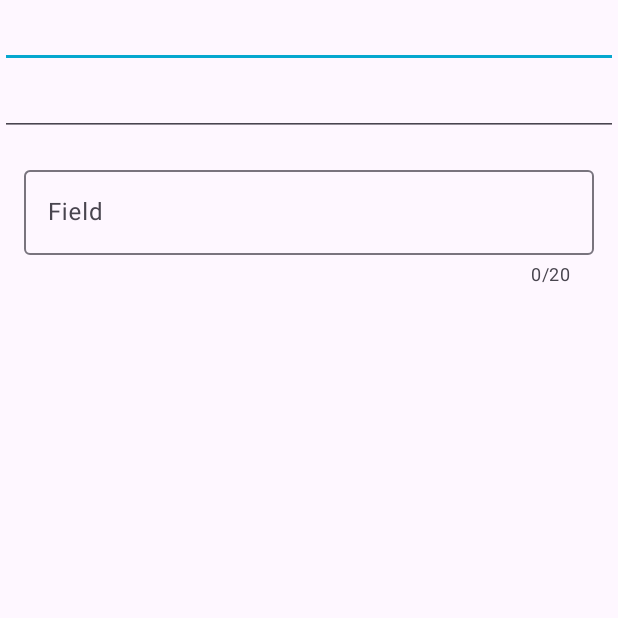
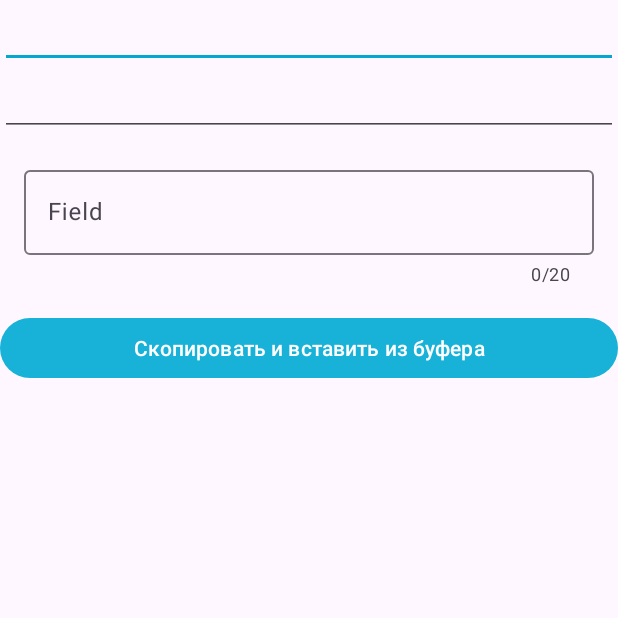
Before and after one commit to Igoryan94/Film-search, an Android app: the InputTestActivity screen opened directly, with no data from a screen before it, on a phone screen of 412 x 824 dp, the top half of it. Run offline under Robolectric (Android 15) with nearby library versions, the light colour scheme and no system bars.

Commit message:
InputTestActivity.kt: task 27.6.1

```diff
--- a/app/src/main/res/layout/activity_input_test.xml
+++ b/app/src/main/res/layout/activity_input_test.xml
@@ -28,6 +28,7 @@
         app:layout_constraintTop_toBottomOf="@id/username" />
 
     <com.google.android.material.textfield.TextInputLayout
+        android:id="@+id/clipFieldLayout"
         style="@style/Widget.MaterialComponents.TextInputEditText.OutlinedBox"
         android:layout_width="match_parent"
         android:layout_height="wrap_content"
@@ -38,6 +39,7 @@
         app:layout_constraintTop_toBottomOf="@id/username1">
 
         <com.google.android.material.textfield.TextInputEditText
+            android:id="@+id/clipField"
             android:layout_width="match_parent"
             android:layout_height="wrap_content"
             android:hint="Field"
@@ -45,4 +47,11 @@
             android:inputType="text" />
     </com.google.android.material.textfield.TextInputLayout>
 
+    <Button
+        android:id="@+id/clipButton"
+        android:layout_width="match_parent"
+        android:layout_height="wrap_content"
+        android:text="Скопировать и вставить из буфера"
+        app:layout_constraintTop_toBottomOf="@id/clipFieldLayout" />
+
 </androidx.constraintlayout.widget.ConstraintLayout>
```
Also changed, not shown: app/src/main/java/com/igoryan94/filmsearch/activities/training/InputTestActivity.kt (+17 -0 lines).
